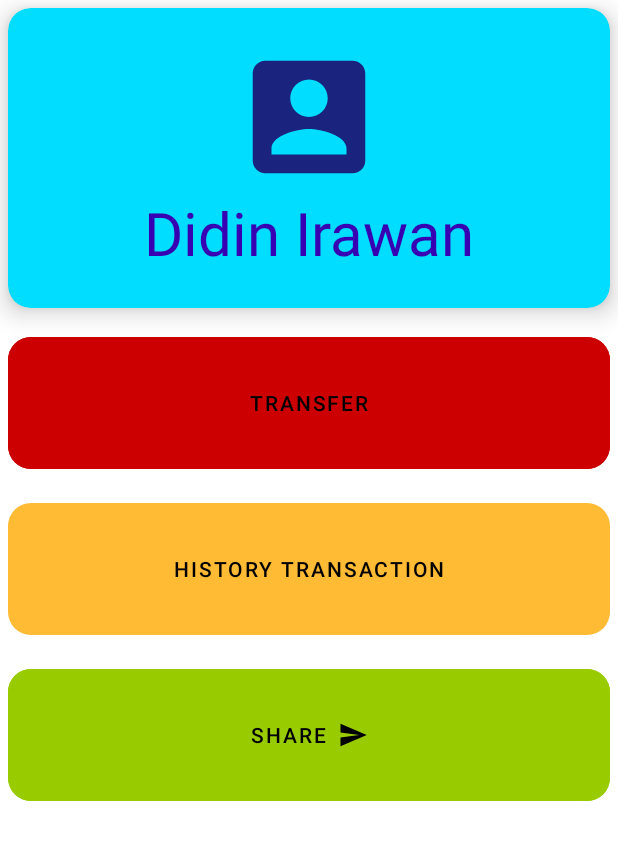
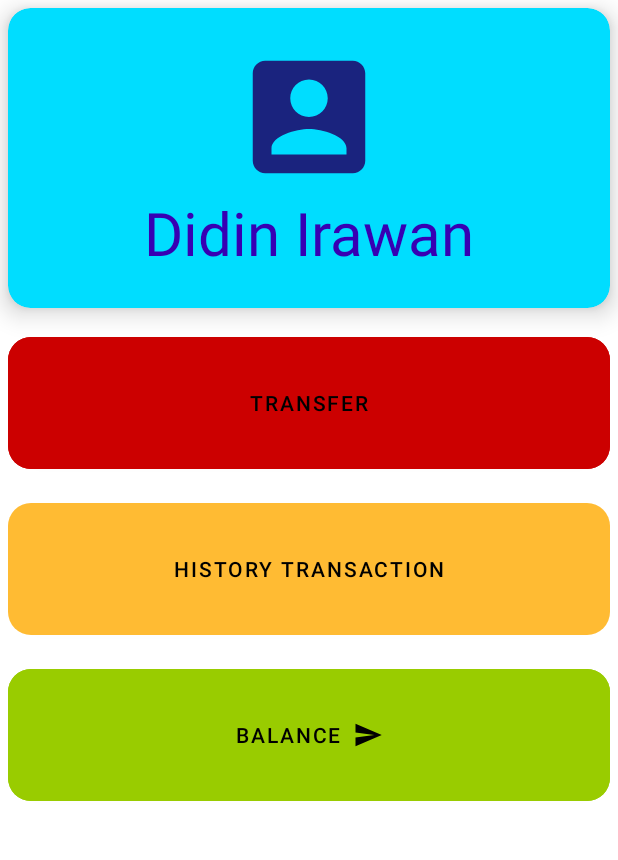
Before and after one commit to DidinIrawan/exercise_Navigation, an Android app: the screen it shows after launch (MainActivity), on a phone screen of 412 x 824 dp, the part 84-944 px from its top. Run offline under Robolectric (Android 15) with nearby library versions, the phone set to English and light mode, and no system bars.

Commit message:
VIEW MODEL

```diff
--- a/app/src/main/res/layout/fragment_home.xml
+++ b/app/src/main/res/layout/fragment_home.xml
@@ -80,7 +80,7 @@
             android:layout_height="100dp"
             android:layout_margin="5dp"
             android:backgroundTint="@android:color/holo_green_light"
-            android:text="share"
+            android:text="BALANCE"
             app:cardElevation="10dp"
             app:cornerRadius="15dp"
             app:icon="@drawable/ic_baseline_send_24"
```
